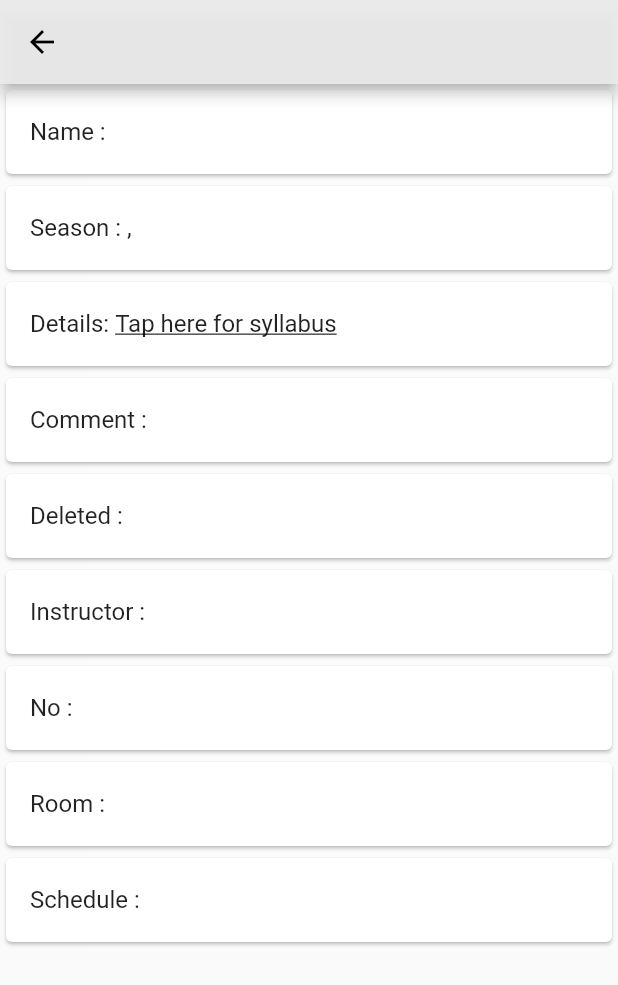
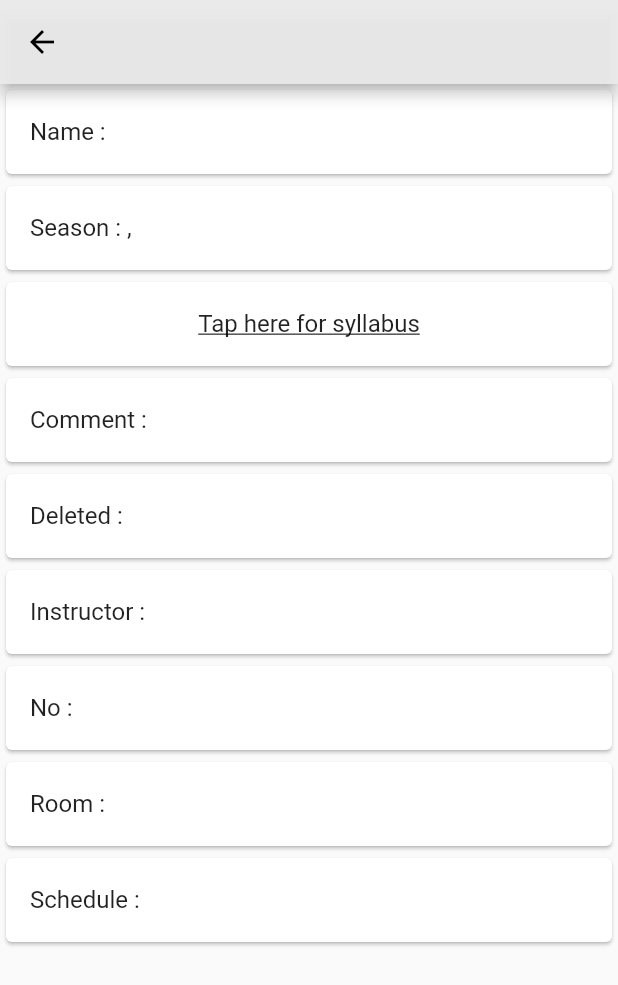
Before and after one commit to RRRGR/ICUApp, a Flutter app: the ClassInfo screen opened directly with empty values, on a phone screen of 412 x 824 dp. Shown: the top 985 px of the screen. Run offline on Flutter 3.47's test engine with Material 2 defaults, Android fonts, the phone set to English and light mode, and no system bars; drawn by our look-alikes of google_mobile_ads; our stand-ins replace cloud_firestore, firebase_auth, firebase_core, flutter_riverpod, google_sign_in, shared_preferences; missing offline and left inert: flutter_cached_pdfview, flutter_inappwebview; accounts and stored records are empty; network calls fail.

```diff
--- a/lib/widgets/classinfo/showinfo.dart
+++ b/lib/widgets/classinfo/showinfo.dart
@@ -32,14 +32,10 @@ class ShowInfo extends StatelessWidget {
         return Card(
           child: (key == 'Details')
               ? ListTile(
-                  title:
-                      Text.rich(TextSpan(text: '${key}: ', children: <TextSpan>[
-                    TextSpan(
-                        text: '${newInfo[key]}',
-                        style: const TextStyle(
-                          decoration: TextDecoration.underline,
-                        )),
-                  ])),
+                  title: Text('${newInfo[key]}',
+                      textAlign: TextAlign.center,
+                      style: const TextStyle(
+                          decoration: TextDecoration.underline)),
                   onTap: () {
                     Navigator.of(context).pop();
                     Navigator.of(context).push(MaterialPageRoute(
```
